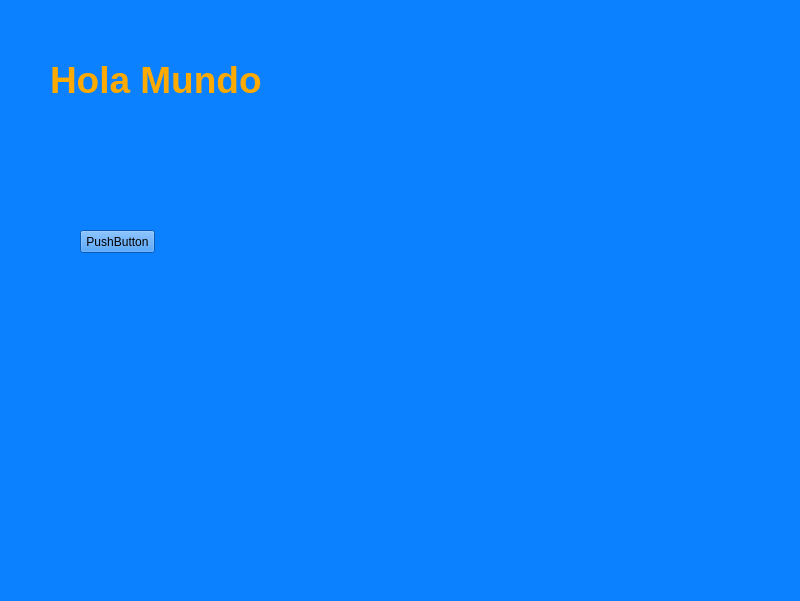
Qt form software/Python/Entornografico/main.ui (Integrated-Project-2-2022-UVic-UCC/laser-nav) before a commit.
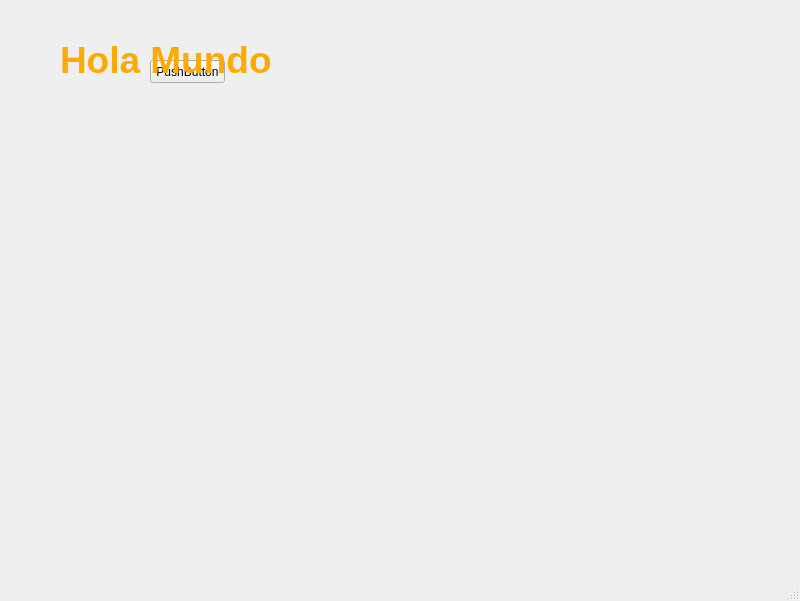
The same form after that commit. Icons and pictures are not drawn.

```diff
--- a/software/Python/Entornografico/main.ui
+++ b/software/Python/Entornografico/main.ui
@@ -13,15 +13,12 @@
   <property name="windowTitle">
    <string>MainWindow</string>
   </property>
-  <property name="styleSheet">
-   <string notr="true">background-color: rgb(12, 129, 255);</string>
-  </property>
   <widget class="QWidget" name="centralwidget">
    <widget class="QLabel" name="label">
     <property name="geometry">
      <rect>
-      <x>50</x>
-      <y>50</y>
+      <x>60</x>
+      <y>30</y>
       <width>231</width>
       <height>61</height>
      </rect>
@@ -29,12 +26,18 @@
     <property name="text">
      <string>&lt;html&gt;&lt;head/&gt;&lt;body&gt;&lt;p&gt;&lt;span style=&quot; font-size:28pt; font-weight:600; color:#ffaa00;&quot;&gt;Hola Mundo&lt;/span&gt;&lt;/p&gt;&lt;/body&gt;&lt;/html&gt;</string>
     </property>
+    <property name="wordWrap">
+     <bool>false</bool>
+    </property>
+    <property name="indent">
+     <number>0</number>
+    </property>
    </widget>
    <widget class="QLabel" name="label_2">
     <property name="geometry">
      <rect>
-      <x>90</x>
-      <y>350</y>
+      <x>190</x>
+      <y>70</y>
       <width>111</width>
       <height>131</height>
      </rect>
@@ -48,12 +51,18 @@
     <property name="scaledContents">
      <bool>true</bool>
     </property>
+    <property name="margin">
+     <number>0</number>
+    </property>
+    <property name="indent">
+     <number>-1</number>
+    </property>
    </widget>
    <widget class="QPushButton" name="pushButton">
     <property name="geometry">
      <rect>
-      <x>80</x>
-      <y>230</y>
+      <x>150</x>
+      <y>60</y>
       <width>75</width>
       <height>23</height>
      </rect>
@@ -62,6 +71,9 @@
      <string>PushButton</string>
     </property>
    </widget>
+   <zorder>label_2</zorder>
+   <zorder>pushButton</zorder>
+   <zorder>label</zorder>
   </widget>
   <widget class="QStatusBar" name="statusbar"/>
  </widget>
```
